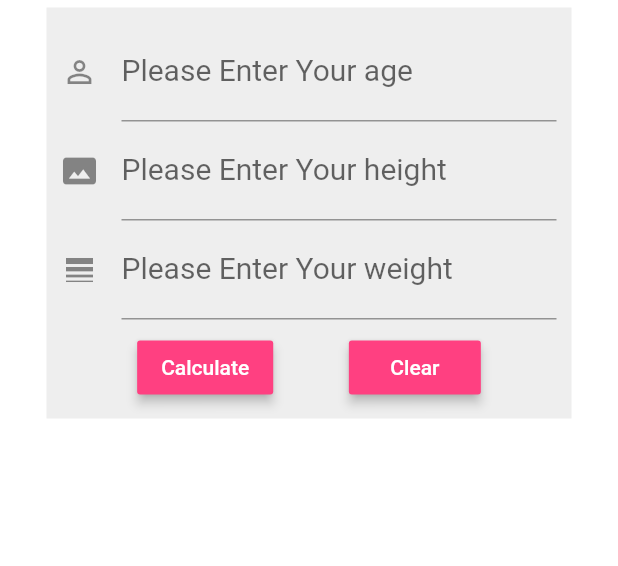
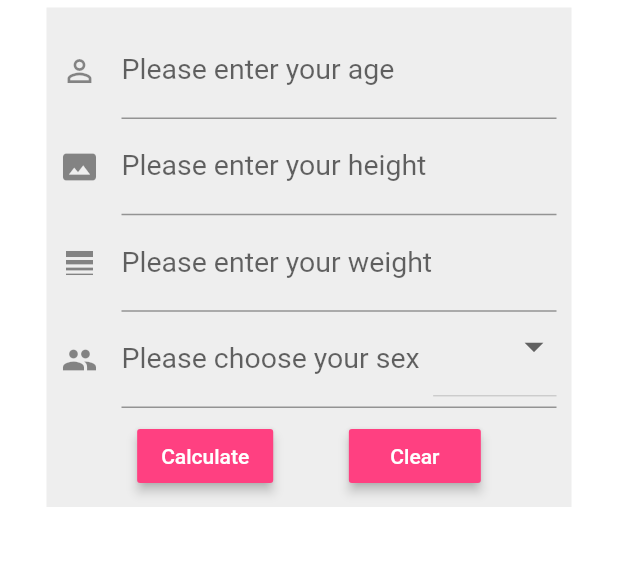
Before and after one commit to KristopherCA/bmi_app, a Flutter app: the screen it shows after launch, after a tap on "Calculate", on a phone screen of 412 x 824 dp, the part 279-845 px from its top. Run offline on Flutter 3.47's test engine with Material 2 defaults, Android fonts, the phone set to English and light mode, and no system bars.

```diff
--- a/lib/user_interface.dart
+++ b/lib/user_interface.dart
@@ -1,5 +1,10 @@
 import 'package:flutter/material.dart';
 import 'calculations.dart';
+
+class AlwaysDisabledFocusNode extends FocusNode {
+  @override
+  bool get hasFocus => false;
+}
 
 class UserInterface extends StatefulWidget {
   @override
@@ -13,9 +18,13 @@ class UserInterfaceState extends State<UserInterface> {
   final TextEditingController _ageController = TextEditingController();
   final TextEditingController _heightController = TextEditingController();
   final TextEditingController _weightController = TextEditingController();
+  final TextEditingController _sexController = TextEditingController();
+
   String _weight;
   String _height;
   double _result = 0.0;
+  var _dropList;
+  var _dropDown;
 
   /* Formula: weight (lb) / [height (in)]2 x 703
       Calculation: [weight (lb) / height (in) / height (in)] x 703
@@ -27,10 +36,34 @@ class UserInterfaceState extends State<UserInterface> {
       _weightController.clear();
       _heightController.clear();
       _ageController.clear();
+      _sexController.clear();
       _result = 0.0;
+      _dropList = null;
 
       FocusScope.of(context).requestFocus(new FocusNode());
     });
+  }
+
+  @override
+  void initState() {
+      _dropDown = ButtonTheme(
+        child: DropdownButton<String>(
+          isDense: true,
+          iconSize: 30.0,
+          items: <String>['Male', 'Female'].map((String value) {
+            return DropdownMenuItem<String>(
+              value: value,
+              child: Text(value),
+            );
+          }).toList(growable: false),
+          onChanged: (value) {
+            _dropList = value;
+            setState(() {});
+          },
+        ),
+      );
+
+    super.initState();
   }
 
   void _displayBMI(String weight, String height, int multiplier) {
@@ -44,7 +77,7 @@ class UserInterfaceState extends State<UserInterface> {
 
       if (_result <= 18.5) {
         final _snackBar = SnackBar(
-          content: Text('You are Underweight'),
+          content: Text('You are underweight'),
           backgroundColor: Colors.grey.shade200,
           duration: Duration(seconds: 5),
           action: SnackBarAction(
@@ -58,7 +91,7 @@ class UserInterfaceState extends State<UserInterface> {
 
       if (_result > 18.5 && _result <= 24.5) {
         final _snackBar = SnackBar(
-          content: Text('You are a Normalweight'),
+          content: Text('You are a normal weight'),
           backgroundColor: Colors.pink,
           duration: Duration(seconds: 5),
           action: SnackBarAction(
@@ -72,7 +105,7 @@ class UserInterfaceState extends State<UserInterface> {
 
       if (_result >= 25.0 && _result <= 29.9) {
         final _snackBar = SnackBar(
-          content: Text('You are Overweight'),
+          content: Text('You are overweight'),
           backgroundColor: Colors.pink,
           duration: Duration(seconds: 5),
           action: SnackBarAction(
@@ -86,7 +119,7 @@ class UserInterfaceState extends State<UserInterface> {
 
       if (_result >= 30) {
         final _snackBar = SnackBar(
-          content: Text('You are Obese'),
+          content: Text('You are obese'),
           backgroundColor: Colors.pink,
           duration: Duration(seconds: 5),
           action: SnackBarAction(
@@ -129,31 +162,41 @@ class UserInterfaceState extends State<UserInterface> {
                   mainAxisAlignment: MainAxisAlignment.spaceEvenly,
                   children: <Widget>[
                     TextField(
-                      style: TextStyle(fontSize: 20.0, color: Colors.black),
+                      style: TextStyle(fontSize: 19.0, color: Colors.black),
                       controller: _ageController,
                       keyboardType: TextInputType.number,
                       decoration: InputDecoration(
-                          labelText: "Please Enter Your age",
+                          labelText: "Please enter your age",
                           hintText: "in years",
                           icon: Icon(Icons.person_outline)),
                     ),
                     TextField(
-                      style: TextStyle(fontSize: 20.0, color: Colors.black),
+                      style: TextStyle(fontSize: 19.0, color: Colors.black),
                       controller: _heightController,
                       keyboardType: TextInputType.number,
                       decoration: InputDecoration(
-                          labelText: "Please Enter Your height",
+                          labelText: "Please enter your height",
                           hintText: "in inches",
                           icon: Icon(Icons.photo_size_select_actual)),
                     ),
                     TextField(
-                      style: TextStyle(fontSize: 20.0, color: Colors.black),
+                      style: TextStyle(fontSize: 19.0, color: Colors.black),
                       controller: _weightController,
                       keyboardType: TextInputType.number,
                       decoration: InputDecoration(
-                          labelText: "Please Enter Your weight",
+                          labelText: "Please enter your weight",
                           hintText: "in pounds",
                           icon: Icon(Icons.line_weight)),
+                    ),
+                    TextField(
+                      focusNode: AlwaysDisabledFocusNode(),
+                      style: TextStyle(fontSize: 19.0, color: Colors.black),
+                      decoration: InputDecoration(
+                          labelText: _dropList == null
+                              ? "Please choose your sex"
+                              : "$_dropList.",
+                          icon: Icon(Icons.people),
+                          suffixIcon: _dropDown),
                     ),
                     Padding(padding: EdgeInsets.all(4.0)),
                     Row(
@@ -205,6 +248,6 @@ class UserInterfaceState extends State<UserInterface> {
   }
 
   void _okPressed() {
-    FocusScope.of(context).requestFocus(new FocusNode());
+    FocusScope.of(context).requestFocus(FocusNode());
   }
 }
```
